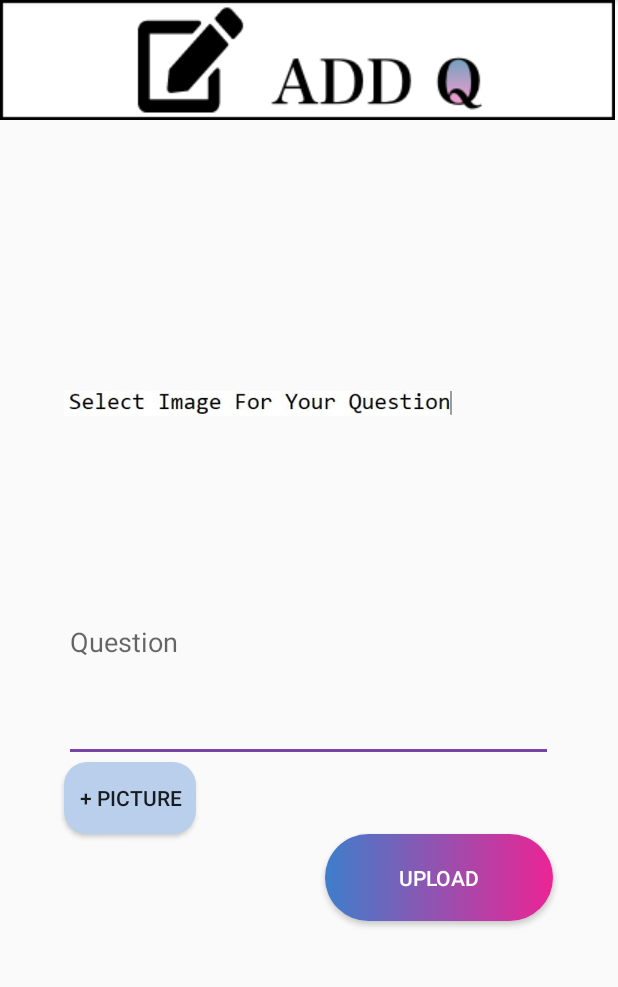
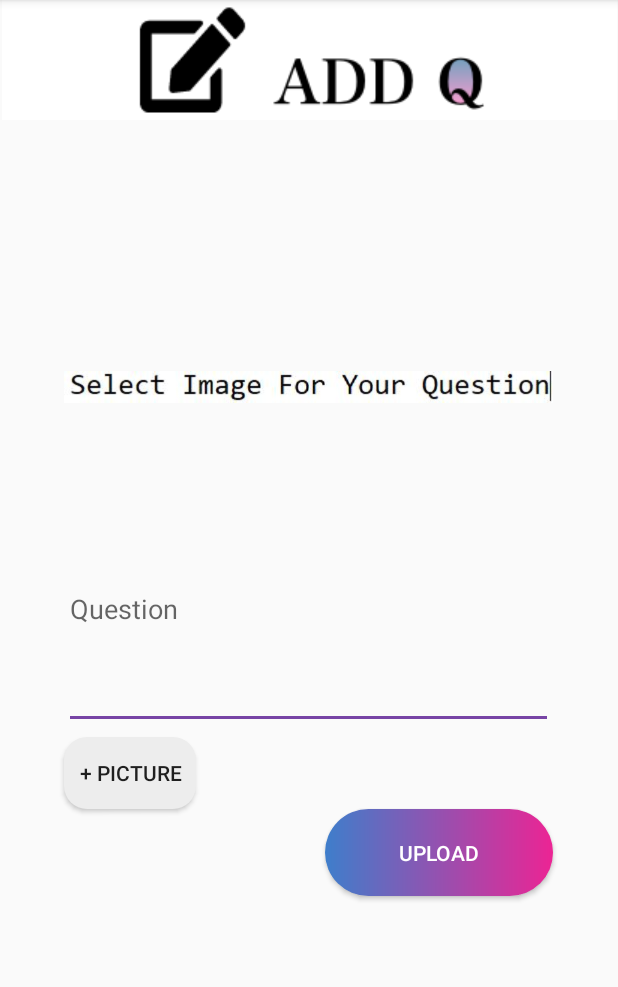
Before and after one commit to ReplyMee/ReplyMe-1, an Android app: the UploadActivity screen opened directly, with no data from a screen before it, on a phone screen of 412 x 824 dp, the part 84-1071 px from its top. Run offline under Robolectric (Android 15) with nearby library versions, the light colour scheme and no system bars; our stand-ins replace Firebase (no records; nobody signed in at launch, a user with empty details on screens opened directly).

Commit message:
upload page

```diff
--- a/app/src/main/res/drawable/uploadscreen_picture_button.xml
+++ b/app/src/main/res/drawable/uploadscreen_picture_button.xml
@@ -1,6 +1,6 @@
 <?xml version="1.0" encoding="utf-8"?>
 <shape xmlns:android="http://schemas.android.com/apk/res/android" android:shape="rectangle">
-    <solid android:color="#BACFEB"/>
+    <solid android:color="#EDEDED"/>
     <corners android:radius="15dp"/>
 
 </shape>
--- a/app/src/main/res/layout/activity_upload.xml
+++ b/app/src/main/res/layout/activity_upload.xml
@@ -12,47 +12,48 @@
         android:ems="10"
         android:hint="Question"
         android:inputType="textPersonName"
-        app:layout_constraintBottom_toTopOf="@+id/uploadPicture"
         app:layout_constraintEnd_toEndOf="parent"
         app:layout_constraintHorizontal_bias="0.494"
-        app:layout_constraintStart_toStartOf="parent" />
+        app:layout_constraintStart_toStartOf="parent"
+        app:layout_constraintTop_toBottomOf="@+id/imageView5" />
 
     <Button
         android:id="@+id/button"
         android:layout_width="152dp"
         android:layout_height="58dp"
-        android:layout_marginBottom="154dp"
         android:background="@drawable/custom_button"
         android:onClick="uploadbutton"
         android:text="upload"
         android:textColor="#FFFFFF"
-        app:layout_constraintBottom_toBottomOf="parent"
-        app:layout_constraintEnd_toEndOf="@+id/questiontext" />
+        app:layout_constraintEnd_toEndOf="@+id/questiontext"
+        app:layout_constraintTop_toBottomOf="@+id/uploadPicture" />
 
     <ImageView
         android:id="@+id/imageView4"
         android:layout_width="wrap_content"
         android:layout_height="wrap_content"
+        app:layout_constraintEnd_toEndOf="parent"
         app:layout_constraintStart_toStartOf="parent"
         app:layout_constraintTop_toTopOf="parent"
-        app:srcCompat="@drawable/add_q" />
+        app:srcCompat="@drawable/add" />
 
     <Button
         android:id="@+id/uploadPicture"
         android:layout_width="wrap_content"
         android:layout_height="wrap_content"
+        android:layout_marginTop="5dp"
         android:background="@drawable/uploadscreen_picture_button"
         android:onClick="questionview"
         android:text="+ pıcture"
-        app:layout_constraintBottom_toTopOf="@+id/button"
-        app:layout_constraintStart_toStartOf="@+id/questiontext" />
+        app:layout_constraintStart_toStartOf="@+id/questiontext"
+        app:layout_constraintTop_toBottomOf="@+id/questiontext" />
 
     <ImageView
         android:id="@+id/imageView5"
-        android:layout_width="259dp"
-        android:layout_height="122dp"
+        android:layout_width="326dp"
+        android:layout_height="136dp"
         android:layout_marginTop="110dp"
-        app:layout_constraintBottom_toTopOf="@+id/questiontext"
+        app:layout_constraintEnd_toEndOf="@+id/questiontext"
         app:layout_constraintStart_toStartOf="@+id/questiontext"
         app:layout_constraintTop_toBottomOf="@+id/imageView4"
         app:srcCompat="@drawable/aaaaaa" />
```
Also changed, not shown: app/src/main/res/drawable/add.png (added), app/src/main/res/drawable/add_q.png (deleted).
